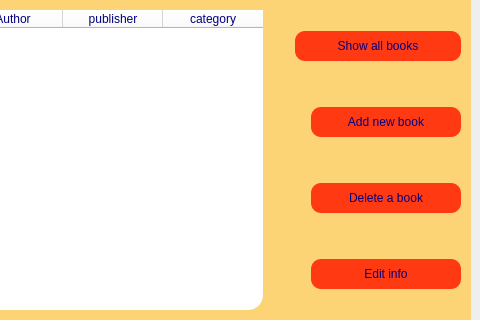
Qt form adminform.ui (fatemebd/Library) before a commit; both pictures show x 171 to 651 and y 142 to 462 of the 651 by 568 pixel window.
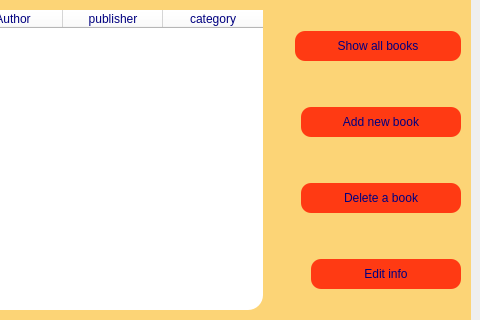
The same form after that commit. Icons and pictures are not drawn.

```diff
--- a/adminform.ui
+++ b/adminform.ui
@@ -372,7 +372,7 @@
              <widget class="QPushButton" name="add">
               <property name="minimumSize">
                <size>
-                <width>150</width>
+                <width>160</width>
                 <height>30</height>
                </size>
               </property>
@@ -418,7 +418,7 @@
              <widget class="QPushButton" name="delete_2">
               <property name="minimumSize">
                <size>
-                <width>150</width>
+                <width>160</width>
                 <height>30</height>
                </size>
               </property>
```
